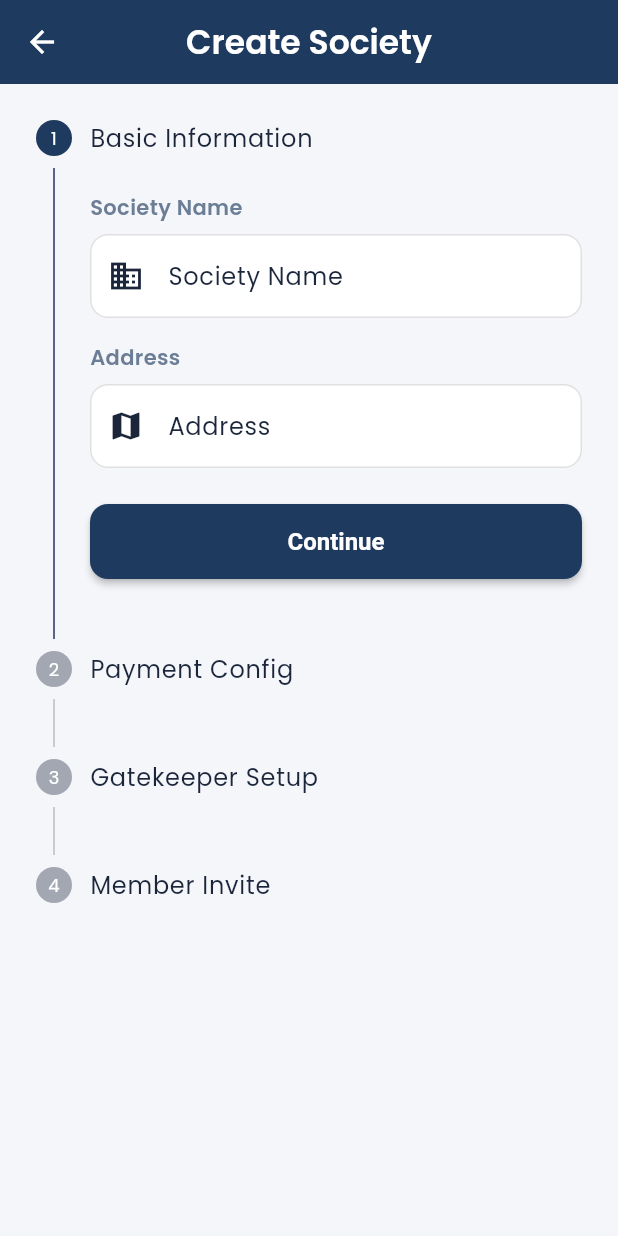
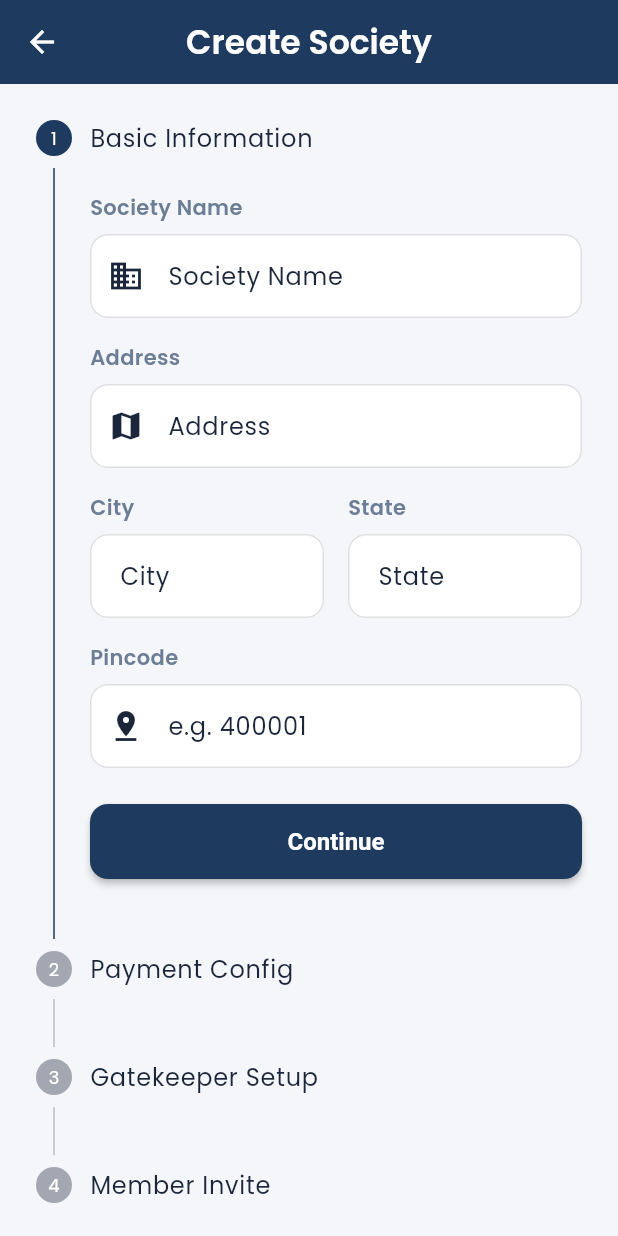
Before and after one commit to ganesh-rajput-07/ResiFlow-app, a Flutter app: the CreateSocietyScreen screen opened directly, on a phone screen of 412 x 824 dp. Run offline on Flutter 3.47's test engine with Material 3 defaults, Android fonts, the phone set to English and light mode, and no system bars; our stand-ins replace flutter_secure_storage, google_fonts, qr_flutter; missing offline and left inert: mobile_scanner; accounts and stored records are empty.

Commit message:
added the setup screens

```diff
--- a/lib/screens/setup/create_society_screen.dart
+++ b/lib/screens/setup/create_society_screen.dart
@@ -16,6 +16,9 @@ class _CreateSocietyScreenState extends State<CreateSocietyScreen> {
   // Step 1: Basic Info
   final _nameController = TextEditingController();
   final _addressController = TextEditingController();
+  final _cityController = TextEditingController();
+  final _stateController = TextEditingController();
+  final _pincodeController = TextEditingController();
 
   // Step 2: Payment
   final _maintenanceController = TextEditingController();
@@ -25,6 +28,7 @@ class _CreateSocietyScreenState extends State<CreateSocietyScreen> {
   // Step 3: Gatekeeper
   final _guardNameController = TextEditingController();
   final _guardPhoneController = TextEditingController();
+  String _guardShift = 'Day';
 
   void _finishSetup() {
     // TODO: Wire to Real backend setup procedure
@@ -98,6 +102,16 @@ class _CreateSocietyScreenState extends State<CreateSocietyScreen> {
                        CustomTextField(controller: _nameController, label: 'Society Name', hint: 'Society Name', prefixIcon: Icons.business),
                        const SizedBox(height: 16),
                        CustomTextField(controller: _addressController, label: 'Address', hint: 'Address', prefixIcon: Icons.map),
+                       const SizedBox(height: 16),
+                       Row(
+                         children: [
+                           Expanded(child: CustomTextField(controller: _cityController, label: 'City', hint: 'City')),
+                           const SizedBox(width: 16),
+                           Expanded(child: CustomTextField(controller: _stateController, label: 'State', hint: 'State')),
+                         ],
+                       ),
+                       const SizedBox(height: 16),
+                       CustomTextField(controller: _pincodeController, label: 'Pincode', hint: 'e.g. 400001', keyboardType: TextInputType.number, prefixIcon: Icons.pin_drop),
                     ]
                  )
               ),
@@ -132,6 +146,22 @@ class _CreateSocietyScreenState extends State<CreateSocietyScreen> {
                        CustomTextField(controller: _guardNameController, label: 'Guard Name', hint: 'Guard Name', prefixIcon: Icons.security),
                        const SizedBox(height: 16),
                        CustomTextField(controller: _guardPhoneController, label: 'Guard Phone', hint: 'Guard Phone', prefixIcon: Icons.phone_android, keyboardType: TextInputType.phone),
+                       const SizedBox(height: 16),
+                       DropdownButtonFormField<String>(
+                         value: _guardShift,
+                         decoration: InputDecoration(
+                           labelText: 'Guard Shift',
+                           prefixIcon: const Icon(Icons.access_time),
+                           border: OutlineInputBorder(borderRadius: BorderRadius.circular(12)),
+                         ),
+                         items: ['Day', 'Night', '24x7'].map((String value) {
+                           return DropdownMenuItem<String>(
+                             value: value,
+                             child: Text(value),
+                           );
+                         }).toList(),
+                         onChanged: (val) => setState(() => _guardShift = val!),
+                       )
                     ]
                  )
               ),
```
Also changed, not shown: lib/screens/setup/join_society_screen.dart (+29 -0 lines).
